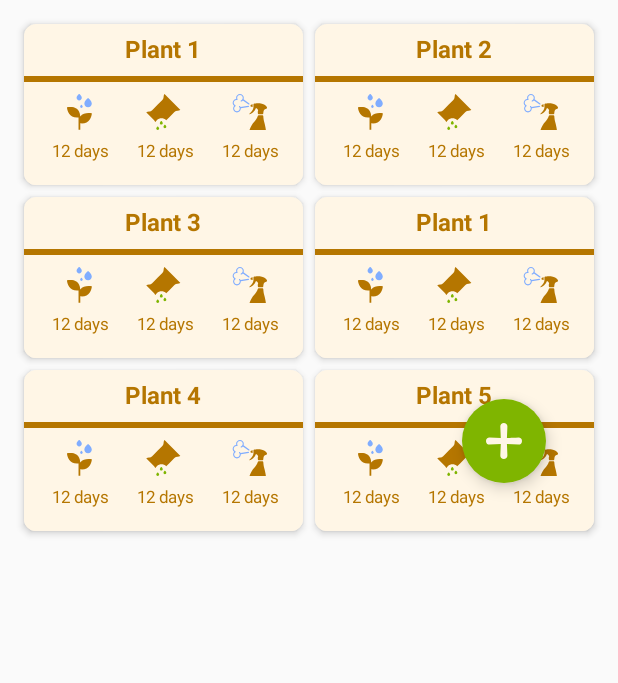
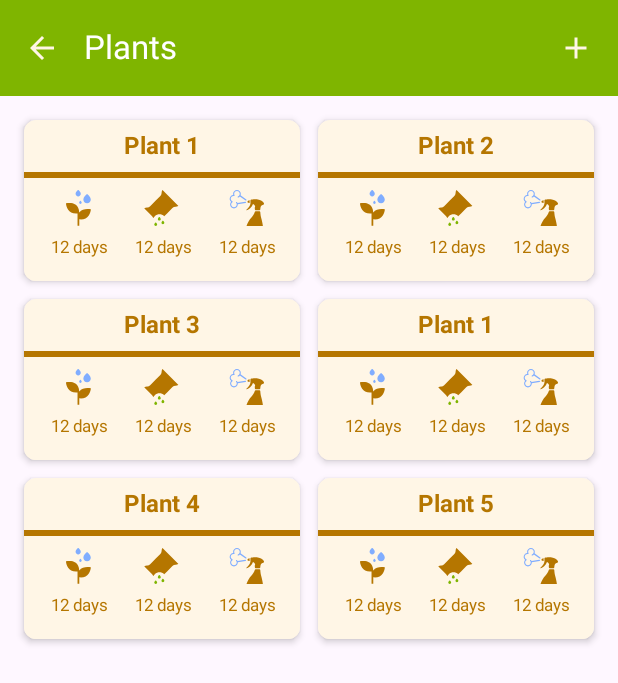
Before and after one commit to Artushock/SpillMe, an Android app built with Jetpack Compose: the screen it shows after launch (MainActivity), on a phone screen of 412 x 824 dp. Shown: the top 683 px of the screen. Run offline under Robolectric (Android 15) with nearby library versions, the phone set to English and light mode, and no system bars; pictures from the network do not load.

Commit message:
Base implementation of MainListScreen and AddNewPlant screens

```diff
--- /dev/null
+++ b/app/src/main/java/com/artushock/apps/spillme/ui/base/AppBarPage.kt
@@ -0,0 +1,68 @@
+package com.artushock.apps.spillme.ui.base
+
+import androidx.compose.foundation.layout.Column
+import androidx.compose.foundation.layout.padding
+import androidx.compose.material.icons.Icons
+import androidx.compose.material.icons.filled.Add
+import androidx.compose.material.icons.filled.ArrowBack
+import androidx.compose.material3.ExperimentalMaterial3Api
+import androidx.compose.material3.Icon
+import androidx.compose.material3.IconButton
+import androidx.compose.material3.Scaffold
+import androidx.compose.material3.Text
+import androidx.compose.material3.TopAppBar
+import androidx.compose.material3.TopAppBarDefaults
+import androidx.compose.runtime.Composable
+import androidx.compose.ui.Modifier
+import androidx.compose.ui.graphics.Color
+import androidx.navigation.NavHostController
+import com.artushock.apps.spillme.ui.theme.MainBeige
+import com.artushock.apps.spillme.ui.theme.MainGreen
+
+@OptIn(ExperimentalMaterial3Api::class)
+@Composable
+fun AppBarPage(
+    title: String,
+    navController: NavHostController,
+    actions: Boolean = false,
+    content: @Composable () -> Unit,
+) {
+    Scaffold(
+        topBar = {
+            TopAppBar(
+                title = {
+                    Text(
+                        text = title,
+                        color = Color.White
+                    )
+                },
+                colors = TopAppBarDefaults.smallTopAppBarColors(containerColor = MainGreen),
+                navigationIcon = {
+                    IconButton(onClick = { navController.navigateUp() }) {
+                        Icon(
+                            imageVector = Icons.Filled.ArrowBack,
+                            contentDescription = null,
+                            tint = MainBeige
+                        )
+                    }
+                },
+                actions = {
+                    if (actions) {
+                        IconButton(onClick = { navController.navigate("addNewPlant") }) {
+                            Icon(
+                                imageVector = Icons.Filled.Add,
+                                contentDescription = null,
+                                tint = MainBeige
+                            )
+                        }
+                    }
+                }
+            )
+        },
+        content = { padding ->
+            Column(modifier = Modifier.padding(padding)) {
+                content()
+            }
+        }
+    )
+}
--- a/app/src/main/java/com/artushock/apps/spillme/navigation/AppNavigation.kt
+++ b/app/src/main/java/com/artushock/apps/spillme/ui/mainlist/MainListScreen.kt
@@ -1,4 +1,4 @@
-package com.artushock.apps.spillme.navigation
+package com.artushock.apps.spillme.ui.mainlist
 
 import androidx.compose.foundation.Image
 import androidx.compose.foundation.background
@@ -14,9 +14,7 @@ import androidx.compose.foundation.layout.padding
 import androidx.compose.foundation.lazy.grid.GridCells
 import androidx.compose.foundation.lazy.grid.LazyVerticalGrid
 import androidx.compose.foundation.lazy.grid.items
-import androidx.compose.foundation.shape.CircleShape
 import androidx.compose.foundation.shape.RoundedCornerShape
-import androidx.compose.material3.FloatingActionButton
 import androidx.compose.material3.Text
 import androidx.compose.runtime.Composable
 import androidx.compose.ui.Alignment
@@ -30,51 +28,29 @@ import androidx.compose.ui.text.style.TextAlign
 import androidx.compose.ui.unit.dp
 import androidx.compose.ui.unit.sp
 import androidx.navigation.NavHostController
-import androidx.navigation.compose.NavHost
-import androidx.navigation.compose.composable
-import androidx.navigation.compose.rememberNavController
 import coil.compose.AsyncImage
 import com.artushock.apps.spillme.Plant
 import com.artushock.apps.spillme.R
 import com.artushock.apps.spillme.dev.PlantsProvider
 import com.artushock.apps.spillme.ui.theme.MainBeige
 import com.artushock.apps.spillme.ui.theme.MainBrown
-import com.artushock.apps.spillme.ui.theme.MainGreen
-
-@Composable
-fun AppNavigation() {
-    val navController = rememberNavController()
-
-    NavHost(navController = navController, startDestination = "mainListScreen") {
-        composable("mainListScreen") { MainListScreen(navController) }
-    }
-}
 
 @Composable
 fun MainListScreen(navController: NavHostController) {
     val plants = PlantsProvider().getPlants()
 
     Box {
+
         LazyVerticalGrid(
             columns = GridCells.Fixed(2),
             contentPadding = PaddingValues(16.dp),
-            verticalArrangement = Arrangement.spacedBy(8.dp),
-            horizontalArrangement = Arrangement.spacedBy(8.dp)
+            verticalArrangement = Arrangement.spacedBy(12.dp),
+            horizontalArrangement = Arrangement.spacedBy(12.dp)
         ) {
             items(
                 items = plants,
                 itemContent = { PlantItem(plant = it) }
             )
-        }
-        FloatingActionButton(
-            onClick = { },
-            shape = CircleShape,
-            containerColor = MainGreen,
-            modifier = Modifier
-                .padding(48.dp)
-                .align(Alignment.BottomEnd),
-        ) {
-            Image(painter = painterResource(id = R.drawable.ic_plus_24), contentDescription = null)
         }
     }
 }
--- /dev/null
+++ b/app/src/main/java/com/artushock/apps/spillme/ui/navigation/AppNavigation.kt
@@ -0,0 +1,28 @@
+package com.artushock.apps.spillme.ui.navigation
+
+import androidx.compose.runtime.Composable
+import androidx.navigation.compose.NavHost
+import androidx.navigation.compose.composable
+import androidx.navigation.compose.rememberNavController
+import com.artushock.apps.spillme.ui.addnewplant.AddNewPlant
+import com.artushock.apps.spillme.ui.base.AppBarPage
+import com.artushock.apps.spillme.ui.mainlist.MainListScreen
+
+@Composable
+fun AppNavigation() {
+    val navController = rememberNavController()
+
+    NavHost(navController = navController, startDestination = "mainListScreen") {
+        composable("mainListScreen")
+        {
+            AppBarPage(title = "Plants", navController = navController, actions = true) {
+                MainListScreen(navController = navController)
+            }
+        }
+        composable("addNewPlant") {
+            AppBarPage(title = "Add new plant", navController = navController) {
+                AddNewPlant(navController = navController)
+            }
+        }
+    }
+}
```
Also changed, not shown: app/src/main/java/com/artushock/apps/spillme/MainActivity.kt (+1 -9 lines), app/src/main/java/com/artushock/apps/spillme/ui/addnewplant/AddNewPlant.kt (added, +73 -0 lines).
